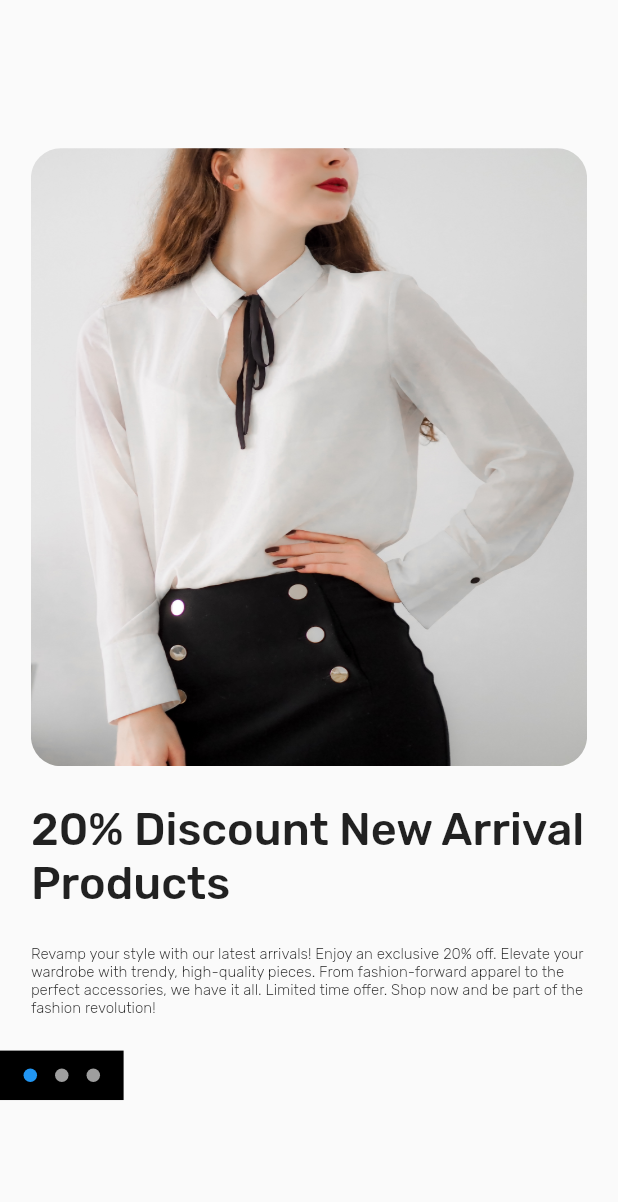
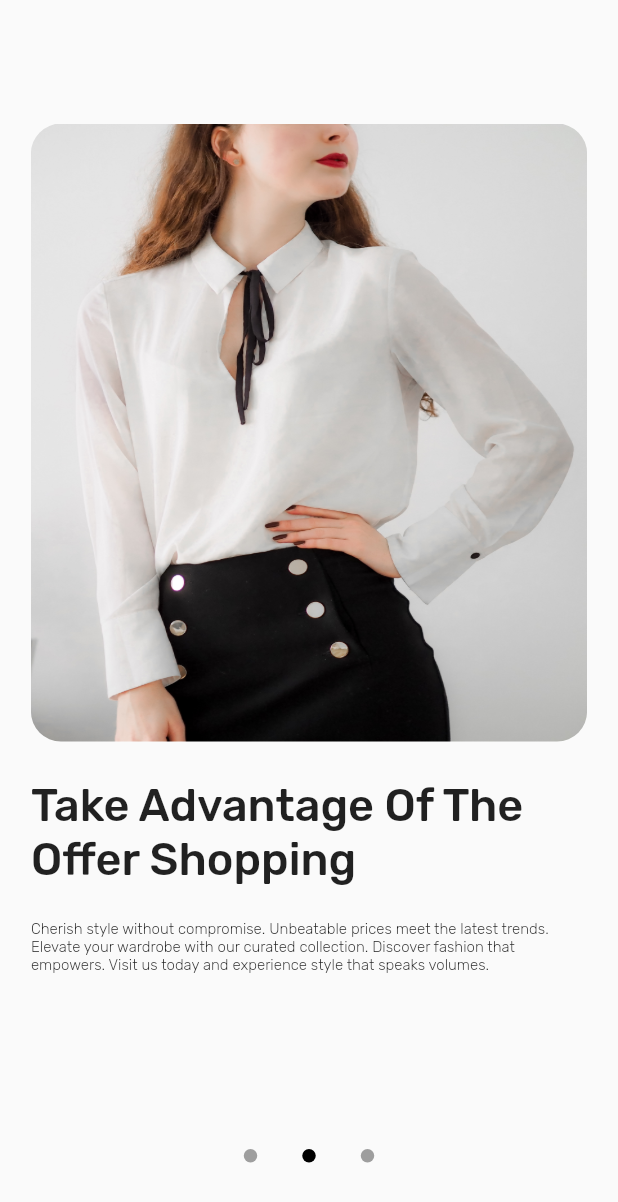
Before and after one commit to irshadcholakkal/Aiden-E-Commerce, a Flutter app: the screen it shows after launch, swiped to page 2, on a phone screen of 412 x 824 dp. Shown: the top 1202 px of the screen. Run offline on Flutter 3.47's test engine with Material 2 defaults, Android fonts, the phone set to English and light mode, and no system bars; drawn by our look-alikes of dots_indicator; our stand-ins replace google_fonts, lottie.

Commit message:
finished splash screen and please navigate to your pages

```diff
--- a/lib/utils/texts.dart
+++ b/lib/utils/texts.dart
@@ -8,28 +8,28 @@ style: GoogleFonts.rubik(
   fontSize: 30,
   fontWeight: FontWeight.w500
 ),);
-Text secondSlideTextMain =Text("20% Discount New Arrival Products",
+Text secondSlideTextMain =Text("Take Advantage Of The Offer Shopping",
 style: GoogleFonts.rubik(
   fontSize: 30,
   fontWeight: FontWeight.w500
 ),);
-Text thirdSlideTextMain =Text("20% Discount New Arrival Products",
-style: GoogleFonts.rubik(
-  fontSize: 30,
-  fontWeight: FontWeight.w500
-),);
+// Text thirdSlideTextMain =Text("All Types Offers Within Your Reach",
+// style: GoogleFonts.rubik(
+//   fontSize: 30,
+//   fontWeight: FontWeight.w500
+// ),);
 Text firstSlideTextsub =Text("Revamp your style with our latest arrivals! Enjoy an exclusive 20% off. Elevate your wardrobe with trendy, high-quality pieces. From fashion-forward apparel to the perfect accessories, we have it all. Limited time offer. Shop now and be part of the fashion revolution!",
 style: GoogleFonts.rubik(
   fontSize: 10,
   fontWeight: FontWeight.w200
 ),);
-Text secondSlideTextsub =Text("Revamp your style with our latest arrivals! Enjoy an exclusive 20% off. Elevate your wardrobe with trendy, high-quality pieces. From fashion-forward apparel to the perfect accessories, we have it all. Limited time offer. Shop now and be part of the fashion revolution!",
+Text secondSlideTextsub =Text("Cherish style without compromise. Unbeatable prices meet the latest trends. Elevate your wardrobe with our curated collection. Discover fashion that empowers. Visit us today and experience style that speaks volumes.",
 style: GoogleFonts.rubik(
   fontSize: 10,
   fontWeight: FontWeight.w200
 ),);
-Text thirdSlideTextsub =Text("Revamp your style with our latest arrivals! Enjoy an exclusive 20% off. Elevate your wardrobe with trendy, high-quality pieces. From fashion-forward apparel to the perfect accessories, we have it all. Limited time offer. Shop now and be part of the fashion revolution!",
-style: GoogleFonts.rubik(
-  fontSize: 10,
-  fontWeight: FontWeight.w200
-),);
+// Text thirdSlideTextsub =Text("Revamp your style with our latest arrivals! Enjoy an exclusive 20% off. Elevate your wardrobe with trendy, high-quality pieces. From fashion-forward apparel to the perfect accessories, we have it all. Limited time offer. Shop now and be part of the fashion revolution!",
+// style: GoogleFonts.rubik(
+//   fontSize: 10,
+//   fontWeight: FontWeight.w200
+// ),);
--- a/lib/view/splash_screen/splash_slide_page.dart
+++ b/lib/view/splash_screen/splash_slide_page.dart
@@ -1,5 +1,9 @@
 import 'package:aiden/utils/texts.dart';
 import 'package:aiden/utils/variables.dart';
+import 'package:aiden/view/login_screen/login_screen.dart';
+import 'package:aiden/view/signup_page/signup_page.dart';
+import 'package:aiden/view/widgets/custome_button.dart';
+import 'package:aiden/view/widgets/text_widget.dart';
 import 'package:dots_indicator/dots_indicator.dart';
 import 'package:flutter/material.dart';
 import 'package:aiden/utils/images.dart';
@@ -12,43 +16,48 @@ class ContentsOfSplashScreen extends StatefulWidget {
 }
 PageController _pageController=PageController();
 int currentPage=0;
-final List<Widget>slides=[firstSlide(),secondSlide(),thirdSlide()];
+
 class _ContentsState extends State<ContentsOfSplashScreen> {
   @override
   Widget build(BuildContext context) {
+
+
+
     hight = MediaQuery.of(context).size.height;
     width = MediaQuery.of(context).size.width;
-
+final List<Widget>slides=[firstSlide(),secondSlide(),thirdSlide(context)];
     return Scaffold(
       body: Column(
-        crossAxisAlignment: CrossAxisAlignment.center,
+         crossAxisAlignment: CrossAxisAlignment.center,
+
         children: [
+
+
           SizedBox(
-            height: hight!*0.85,
-            width: width!*0.9,
+            height: hight!*0.91,
+            width: width,
             child:
              PageView(
             controller: _pageController,
             children:slides,
+            onPageChanged: (int index) {
+              setState(() {
+                currentPage=index;
+
+              });
+            },
           )
           ),
-          Row(
-            children: [
-              SizedBox(
-                 height: hight!*0.00,
-            width: width!*0.0,
 
-              ),
-               Container(
-                color: Colors.black,
-            height: hight!*0.04,
-            width: width!*0.20,
+           SizedBox(
+            height: hight!*0.05,
+            width: width,
             child: DotsIndicator(
-              dotsCount:slides.length,
-              mainAxisSize: MainAxisSize.max,
-               ),
-          )
-            ],
+          dotsCount:slides.length,
+          position: currentPage,
+           decorator: const DotsDecorator(spacing: EdgeInsets.all(15),activeColor: Colors.black)
+           ,
+           ),
           )
 
 
@@ -61,11 +70,14 @@ class _ContentsState extends State<ContentsOfSplashScreen> {
 Widget firstSlide() {
   return Column(
     children: [
-      SizedBox(
-        height: hight! * 0.12,
+       SizedBox(
+        height: hight! * 0.1,
       ),
+
+
       Center(
         child: Container(
+
             height: hight! * 0.5,
             width: width! * 0.9,
             decoration: const BoxDecoration(
@@ -89,6 +101,7 @@ Widget firstSlide() {
         width: width! * 0.9,
         child: firstSlideTextsub,
       ),
+
     ],
   );
 }
@@ -97,7 +110,7 @@ Widget secondSlide() {
   return Column(
     children: [
       SizedBox(
-        height: hight! * 0.12,
+        height: hight! * 0.1,
       ),
       Center(
         child: Container(
@@ -128,15 +141,15 @@ Widget secondSlide() {
   );
 }
 
-Widget thirdSlide() {
+Widget thirdSlide(BuildContext context) {
   return Column(
     children: [
       SizedBox(
-        height: hight! * 0.12,
+        height: hight! * 0.08,
       ),
       Center(
         child: Container(
-            height: hight! * 0.5,
+            height: hight! * 0.6,
             width: width! * 0.9,
             decoration: const BoxDecoration(
               borderRadius: BorderRadius.all(Radius.circular(20)),
@@ -144,21 +157,21 @@ Widget thirdSlide() {
             child: thirdSlideImage),
       ),
       SizedBox(
-        height: hight! * 0.03,
-      ),
+        height: hight! * 0.05,),
+
+         customeButton(bgColor:const MaterialStatePropertyAll(Colors.black),text: "Login",context: context,onpressed: () {
+          Navigator.push(context, MaterialPageRoute(builder: (context) =>  ContentsOfSplashScreen(),));
+           // Please change the route from here //
+         },),
+
       SizedBox(
-        height: hight! * 0.09,
-        width: width! * 0.9,
-        child: thirdSlideTextMain,
-      ),
-      SizedBox(
-        height: hight! * 0.025,
-      ),
-      SizedBox(
-        height: hight! * 0.06,
-        width: width! * 0.9,
-        child: thirdSlideTextsub,
-      ),
+        height: hight! * 0.02,),
+
+        customeButton(bgColor:const MaterialStatePropertyAll(Colors.black),text: "SignUp",context: context,onpressed: () {
+          Navigator.push(context, MaterialPageRoute(builder: (context) => ContentsOfSplashScreen(),));
+          // Please change the route from here //
+        },)
+
     ],
   );
 }
```
Also changed, not shown: lib/view/widgets/custome_button.dart (+8 -4 lines), 1 other file.
